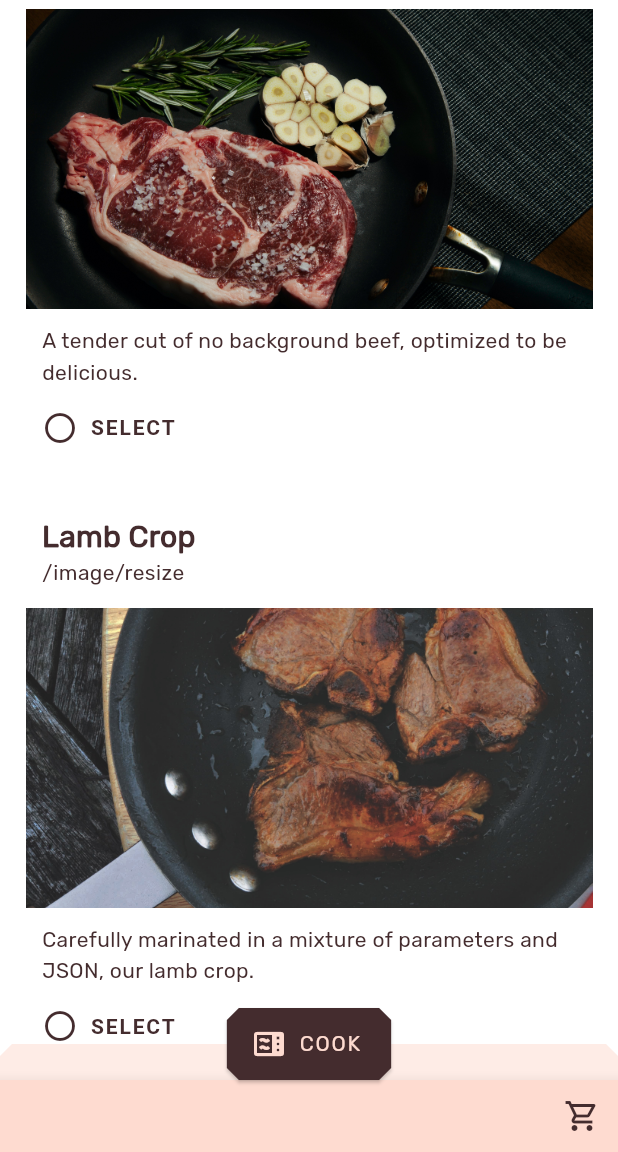
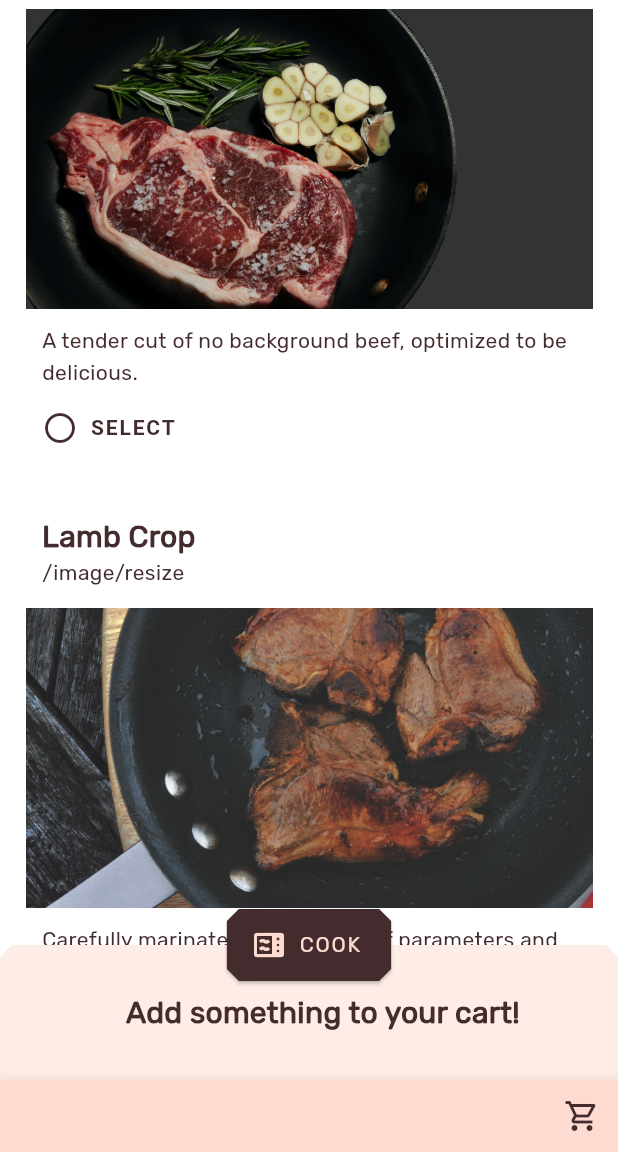
Before and after one commit to Missing-Tech/Transloadit-Recipes, a Flutter app: the screen it shows after launch, scrolled down 477 dp, after a tap on the "shopping cart" icon, on a phone screen of 412 x 824 dp, the part 84-1236 px from its top. Run offline on Flutter 3.47's test engine with Material 2 defaults, Android fonts, the phone set to English and light mode, and no system bars; missing offline and left inert: transloadit.

Commit message:
Added instructions to 'foods'

```diff
--- a/lib/res/foods.dart
+++ b/lib/res/foods.dart
@@ -7,16 +7,35 @@ class Foods {
     image: 'assets/images/salad.jpg',
     description:
         'Fresh salad, delicately watermarked by our /image/resize Robot.',
-    ingredients: {},
+    ingredients: {
+      "use": ":original",
+      "robot": "/image/resize",
+      "result": true,
+      "format": "jpg",
+      "watermark_url":
+          "https://demos.transloadit.com/inputs/transloadit-padded.png",
+      "watermark_size": "50%",
+      "watermark_position": "bottom-right",
+      "imagemagick_stack": "v2.0.7"
+    },
   );
 
   static Food beef = Food(
     title: 'No Background Beef',
     subtitle: '/image/resize',
-    image: 'assets/images/beef.jpg',
+    image: 'assets/images/beef.png',
     description:
         'A tender cut of no background beef, optimized to be delicious.',
-    ingredients: {},
+    ingredients: {
+      "use": ":original",
+      "robot": "/image/resize",
+      "format": "png",
+      "alpha": "Transparent",
+      "type": "TrueColor",
+      "result": true,
+      "transparent": "51,51,51",
+      "imagemagick_stack": "v2.0.7"
+    },
   );
 
   static Food lamb = Food(
@@ -25,6 +44,14 @@ class Foods {
     image: 'assets/images/lamb.jpg',
     description:
         'Carefully marinated in a mixture of parameters and JSON, our lamb crop.',
-    ingredients: {},
+    ingredients: {
+      "use": ":original",
+      "robot": "/image/resize",
+      "result": true,
+      "width": 1500,
+      "height": 500,
+      "resize_strategy": "fillcrop",
+      "imagemagick_stack": "v2.0.7"
+    },
   );
 }
--- a/lib/widgets/food_bottom_app_bar.dart
+++ b/lib/widgets/food_bottom_app_bar.dart
@@ -20,6 +20,11 @@ class FoodBottomAppBar extends StatefulWidget {
 class _FoodBottomAppBarState extends State<FoodBottomAppBar> {
   bool showingBottomSheet = false;
 
+  toggleBottomSheet() {
+    showingBottomSheet = false;
+    Navigator.of(context).pop();
+  }
+
   @override
   Widget build(BuildContext context) {
     return BottomAppBar(
@@ -30,11 +35,6 @@ class _FoodBottomAppBarState extends State<FoodBottomAppBar> {
             children: [
               IconButton(
                 onPressed: () {
-                  toggleBottomSheet() {
-                    showingBottomSheet = false;
-                    Navigator.of(context).pop();
-                  }
-
                   showingBottomSheet
                       ? toggleBottomSheet()
                       : controller = showBottomSheet(
@@ -59,7 +59,6 @@ class _FoodBottomAppBarState extends State<FoodBottomAppBar> {
           ),
         ],
       ),
-      notchMargin: 5,
     );
   }
 }
--- a/lib/widgets/food_tile.dart
+++ b/lib/widgets/food_tile.dart
@@ -5,11 +5,11 @@ import 'rounded_square_avatar.dart';
 class FoodTile extends StatelessWidget {
   const FoodTile({
     Key? key,
-    required this.image,
+    this.image,
     required this.name,
   }) : super(key: key);
 
-  final String image;
+  final String? image;
   final String name;
 
   @override
@@ -18,13 +18,10 @@ class FoodTile extends StatelessWidget {
       padding: const EdgeInsets.symmetric(vertical: 5.0),
       child: ListTile(
         leading: RoundedSquareAvatar(image: image),
-        title: new Text(
+        title: Text(
           name,
           style: Theme.of(context).textTheme.headline6,
         ),
-        onTap: () {
-          Navigator.pop(context);
-        },
       ),
     );
   }
--- a/lib/widgets/shopping_cart.dart
+++ b/lib/widgets/shopping_cart.dart
@@ -21,23 +21,12 @@ class _ShoppingCartState extends State<ShoppingCart> {
     return Padding(
       padding: const EdgeInsets.all(12.0),
       child: Column(
-        mainAxisSize: MainAxisSize.min,
-        children: <Widget>[
-          ListView.builder(
-            shrinkWrap: true,
-            scrollDirection: Axis.vertical,
-            itemCount: widget.foodList.length,
-            itemBuilder: (context, i) {
-              if (widget.foodList.length == 0) {
-                return FoodTile(image: '', name: 'Nothing in your cart yet!');
-              }
-              return FoodTile(
-                  image: widget.foodList[i].image,
-                  name: widget.foodList[i].title);
-            },
-          ),
-        ],
-      ),
+          mainAxisSize: MainAxisSize.min,
+          children: widget.foodList.length > 0
+              ? widget.foodList
+                  .map((e) => FoodTile(image: e.image, name: e.title))
+                  .toList()
+              : <Widget>[FoodTile(name: 'Add something to your cart!')]),
     );
   }
 }
```
Also changed, not shown: lib/widgets/rounded_square_avatar.dart (+42 -25 lines), assets/images/beef.png (added).
